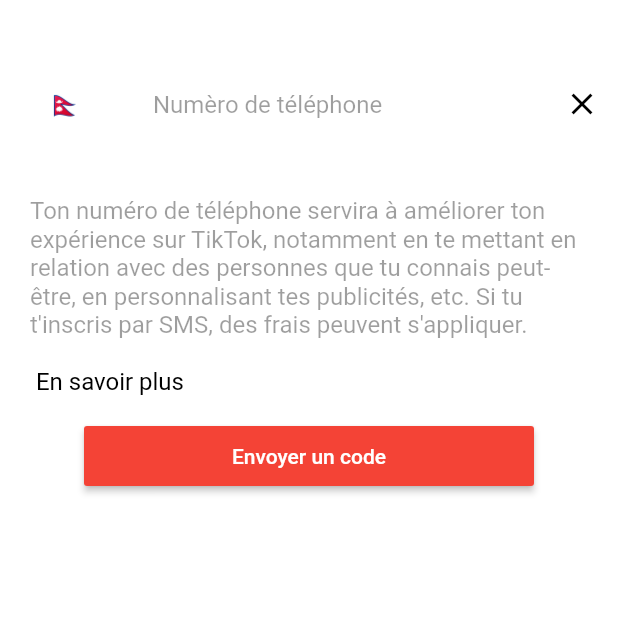
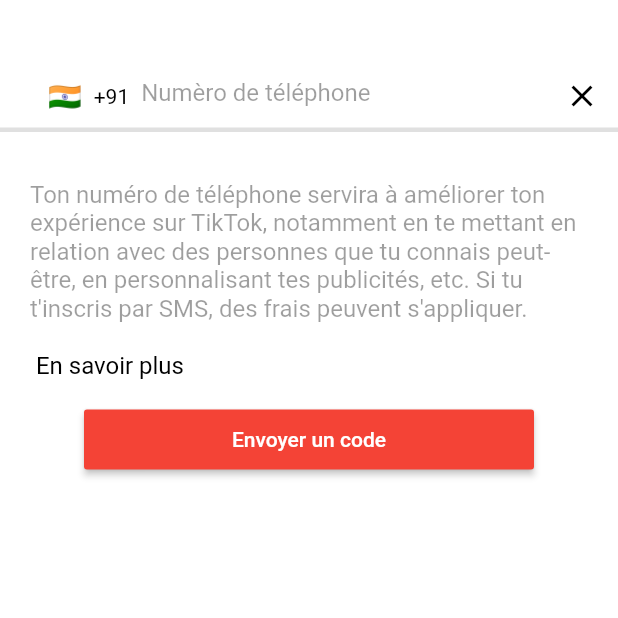
Before and after one commit to TiecouraDiarra/tikodc, a Flutter app: the FirstTab screen opened directly, on a phone screen of 412 x 824 dp, the top half of it. Run offline on Flutter 3.47's test engine with Material 2 defaults, Android fonts, the phone set to English and light mode, and no system bars; drawn by our look-alikes of intl_phone_field; our stand-ins replace animated_text_kit, carousel_slider, flutter_spinkit, font_awesome_flutter, ionicons, video_player.

Commit message:
Finalisation de quelques pages

```diff
--- a/lib/pages/profil.dart
+++ b/lib/pages/profil.dart
@@ -225,7 +225,7 @@ void _openPopup(context) {
                         onPressed: () => {
                           Navigator.of(context).push(
                             MaterialPageRoute(
-                              builder: (context) => const inscription(),
+                              builder: (context) => inscription(),
                             ),
                           ),
                         },
@@ -803,7 +803,7 @@ void _openPopupConnect(context) {
                         onPressed: () => {
                           Navigator.of(context).push(
                             MaterialPageRoute(
-                              builder: (context) => const inscription(),
+                              builder: (context) => inscription(),
                             ),
                           ),
                         },
--- a/lib/tabs/profiltab_1.dart
+++ b/lib/tabs/profiltab_1.dart
@@ -12,18 +12,20 @@ class FirstTab extends StatelessWidget {
   Widget build(BuildContext context) {
     return Scaffold(
       backgroundColor: Colors.white,
-      body: Column(
+      body: Center(
+        child: Column(
           children: [
             SizedBox(height: 40),
                 IntlPhoneField(
+                  controller: _textConroller,
                     decoration: InputDecoration(
                       hintStyle: TextStyle(
                         color: Colors.black38,
                       ),
                       hintText: 'Numèro de téléphone',
                       //labelText: 'Numèro de téléphone',
-                    enabledBorder: OutlineInputBorder(
-                      borderSide: BorderSide(color: Colors.transparent, width: 3.0),
+                      enabledBorder: UnderlineInputBorder(
+                        borderSide: BorderSide(color: Colors.black12, width: 3.0),
                       ),
                       suffixIcon: IconButton(
                         onPressed: () {
@@ -32,7 +34,10 @@ class FirstTab extends StatelessWidget {
                         icon: const Icon(Icons.clear,color: Colors.black),
                       ),
                     ),
-                  initialCountryCode: 'NP',
+                  dropdownTextStyle: TextStyle(
+                    color: Colors.black
+                  ),
+                    initialCountryCode: 'IN',
                     onChanged: (phone) {
                       print(phone.completeNumber);
                       print(phone.countryCode);
@@ -84,6 +89,7 @@ class FirstTab extends StatelessWidget {
             ),
           ],
         ),
+      ),
     );
   }
 }
--- a/lib/tabs/profiltab_2.dart
+++ b/lib/tabs/profiltab_2.dart
@@ -24,8 +24,8 @@ class SecondTab extends StatelessWidget {
                 hintStyle: TextStyle(
                   color: Colors.black38,
                 ),
-                enabledBorder: OutlineInputBorder(
-                  borderSide: BorderSide(color: Colors.transparent, width: 3.0),
+                enabledBorder: UnderlineInputBorder(
+                  borderSide: BorderSide(color: Colors.black12, width: 3.0),
                 ),
                 suffixIcon: IconButton(
                   onPressed: () {
```
Also changed, not shown: lib/pages/inscription.dart (+71 -2 lines), pubspec.yaml (+15 -0 lines), pubspec.lock. Lines whose indentation alone changed are shown as unchanged.
